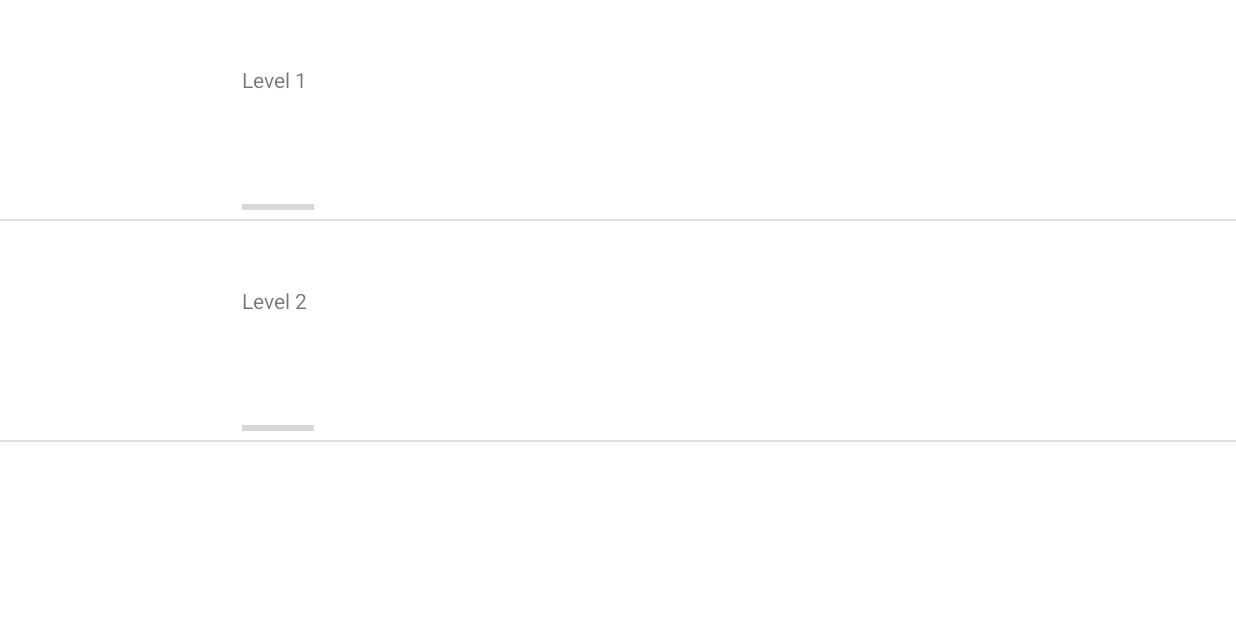
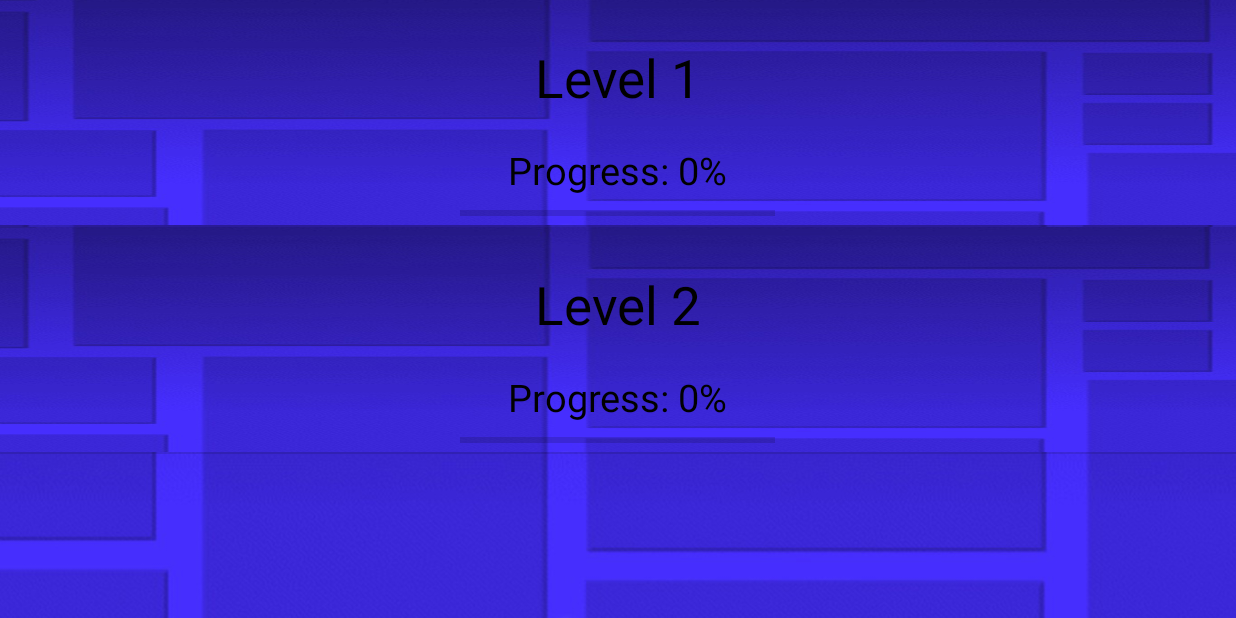
Before and after one commit to erik-mor/Geometry-Dash, an Android app: the SelectLevelActivity screen opened directly, with no data from a screen before it, on a phone screen of 824 x 412 dp (held sideways). Run offline under Robolectric (Android 15) with nearby library versions, the phone set to English and light mode, and no system bars; libraries missing offline, so code that uses them is left out: com.synnapps.carouselview.

Commit message:
Changing layouts, adding comments and refactoring

```diff
--- a/app/src/main/java/com/example/geometry_dash/LevelAdapter.java
+++ b/app/src/main/java/com/example/geometry_dash/LevelAdapter.java
@@ -34,26 +34,31 @@ public class LevelAdapter extends ArrayAdapter<String> {
     @Override
     public View getView(int position, @Nullable View convertView, @NonNull ViewGroup parent) {
         ViewHolder mViewHolder = new ViewHolder();
-
         if (convertView == null) {
             LayoutInflater mInflater = (LayoutInflater) mContext.getSystemService(Context.LAYOUT_INFLATER_SERVICE);
             convertView = mInflater.inflate(R.layout.level_info, parent, false);
+            mViewHolder.progressText = (TextView) convertView.findViewById(R.id.progressText);
             mViewHolder.levelName = (TextView) convertView.findViewById(R.id.levelName);
             mViewHolder.levelProgress = (ProgressBar) convertView.findViewById(R.id.levelProgress);
             convertView.setTag(mViewHolder);
         } else {
             mViewHolder = (ViewHolder) convertView.getTag();
         }
+
+        // get level progress from shared preferences
+        int savedProgress = sharedPreferences.getInt("level" + position + "-progress", 0);
         String placeholder = "Level " + (position + 1);
-        int savedProgress = sharedPreferences.getInt("level" + position + "-progress", 0);
-        System.out.println("Here");
+        String progressText = "Progress: " + savedProgress + "%";
         mViewHolder.levelName.setText(placeholder);
         mViewHolder.levelProgress.setProgress(savedProgress);
+        mViewHolder.progressText.setText(progressText);
 
         return convertView;
     }
 
+    // helper class for faster rendering
     static class ViewHolder{
+        TextView progressText;
         TextView levelName;
         ProgressBar levelProgress;
     }
--- a/app/src/main/java/com/example/geometry_dash/MainActivity.java
+++ b/app/src/main/java/com/example/geometry_dash/MainActivity.java
@@ -15,6 +15,8 @@ public class MainActivity extends AppCompatActivity {
     protected void onCreate(Bundle savedInstanceState) {
         super.onCreate(savedInstanceState);
         setContentView(R.layout.activity_main);
+
+        // full screen mode
         getWindow().setFlags(WindowManager.LayoutParams.FLAG_FULLSCREEN, WindowManager.LayoutParams.FLAG_FULLSCREEN);
 
         play = findViewById(R.id.play);
--- a/app/src/main/java/com/example/geometry_dash/SelectLevelActivity.java
+++ b/app/src/main/java/com/example/geometry_dash/SelectLevelActivity.java
@@ -19,18 +19,17 @@ import java.io.IOException;
 import java.io.InputStream;
 
 public class SelectLevelActivity extends AppCompatActivity {
+    SharedPreferences sharedPreferences;
     ListView levelList;
-
-//    String[] levels = {"Level 1", "Level 2"};
-    int[] progress;
     String[] levels;
-    SharedPreferences sharedPreferences;
     MediaPlayer playSound;
 
     @Override
     protected void onCreate(Bundle savedInstanceState) {
         super.onCreate(savedInstanceState);
         setContentView(R.layout.activity_select_level);
+
+        // full screen mode
         getWindow().setFlags(WindowManager.LayoutParams.FLAG_FULLSCREEN, WindowManager.LayoutParams.FLAG_FULLSCREEN);
 
         playSound = MediaPlayer.create(this, R.raw.play);
@@ -38,6 +37,7 @@ public class SelectLevelActivity extends AppCompatActivity {
         levelList = (ListView) findViewById(R.id.levelList);
         sharedPreferences = getSharedPreferences("appData", MODE_PRIVATE);
 
+        // get levels from assets
         AssetManager assetManager = getAssets();
         InputStream input;
         try {
@@ -46,17 +46,19 @@ public class SelectLevelActivity extends AppCompatActivity {
             byte[] buffer = new byte[size];
             input.read(buffer);
             input.close();
+
             // byte buffer into a string
             String txt = new String(buffer);
+
+            // each level is on new line
             levels = txt.split("\\n");
-            progress = new int[levels.length];
         } catch (IOException e) {
             e.printStackTrace();
         }
 
+        // initialize custom list adapter to display levels
         LevelAdapter adapter =  new LevelAdapter(SelectLevelActivity.this, levels.length);
         levelList.setAdapter(adapter);
-
         levelList.setOnItemClickListener((adapterView, view, i, l) -> {
             playSound.start();
             Intent intent = new Intent(getApplicationContext(), GameActivity.class);
@@ -69,6 +71,5 @@ public class SelectLevelActivity extends AppCompatActivity {
     @Override
     protected void onStart() {
         super.onStart();
-
     }
 }
--- a/app/src/main/res/layout/activity_main.xml
+++ b/app/src/main/res/layout/activity_main.xml
@@ -5,8 +5,6 @@
     android:layout_width="match_parent"
     android:layout_height="match_parent"
     tools:context=".MainActivity">
-
-    z
 
     <ImageView
         android:id="@+id/imageView"
--- a/app/src/main/res/layout/activity_select_level.xml
+++ b/app/src/main/res/layout/activity_select_level.xml
@@ -6,6 +6,18 @@
     android:layout_height="match_parent"
     tools:context=".SelectLevelActivity">
 
+    <ImageView
+        android:id="@+id/imageView"
+        android:layout_width="0dp"
+        android:layout_height="0dp"
+        android:scaleType="fitXY"
+        android:src="@drawable/level1"
+        app:layout_constraintBottom_toBottomOf="parent"
+        app:layout_constraintEnd_toEndOf="parent"
+        app:layout_constraintHorizontal_bias="0.0"
+        app:layout_constraintStart_toStartOf="parent"
+        app:layout_constraintTop_toTopOf="parent"
+        app:layout_constraintVertical_bias="0.0" />
 
     <ListView
         android:id="@+id/levelList"
--- a/app/src/main/res/layout/level_info.xml
+++ b/app/src/main/res/layout/level_info.xml
@@ -5,22 +5,55 @@
     android:layout_width="match_parent"
     android:layout_height="match_parent">
 
+    <ImageView
+        android:id="@+id/imageView"
+        android:layout_width="0dp"
+        android:layout_height="0dp"
+        android:scaleType="fitXY"
+        android:src="@drawable/level1"
+        app:layout_constraintBottom_toBottomOf="parent"
+        app:layout_constraintEnd_toEndOf="parent"
+        app:layout_constraintHorizontal_bias="0.0"
+        app:layout_constraintStart_toStartOf="parent"
+        app:layout_constraintTop_toTopOf="parent"
+        app:layout_constraintVertical_bias="0.0" />
+
     <TextView
         android:id="@+id/levelName"
         android:layout_width="wrap_content"
         android:layout_height="wrap_content"
-        android:layout_marginStart="161dp"
-        android:layout_marginTop="43dp"
+        android:layout_marginTop="28dp"
         android:text="TextView"
+        android:textColor="@color/black"
+        android:textSize="35sp"
+        app:layout_constraintEnd_toEndOf="parent"
+        app:layout_constraintStart_toStartOf="parent"
+        app:layout_constraintTop_toTopOf="parent" />
+
+    <TextView
+        android:id="@+id/progressText"
+        android:layout_width="wrap_content"
+        android:layout_height="wrap_content"
+        android:layout_marginTop="96dp"
+        android:text="TextView"
+        android:textColor="@color/black"
+        android:textSize="25sp"
+        app:layout_constraintEnd_toEndOf="parent"
         app:layout_constraintStart_toStartOf="parent"
         app:layout_constraintTop_toTopOf="parent" />
 
     <ProgressBar
         android:id="@+id/levelProgress"
         style="?android:attr/progressBarStyleHorizontal"
-        android:layout_width="wrap_content"
-        android:layout_height="wrap_content"
-        android:layout_marginTop="67dp"
-        app:layout_constraintStart_toStartOf="@+id/levelName"
-        app:layout_constraintTop_toBottomOf="@+id/levelName" />
+        android:layout_width="210dp"
+        android:layout_height="15dp"
+        android:layout_marginTop="4dp"
+        android:padding="0px"
+        android:paddingBottom="50dp"
+        app:layout_constraintEnd_toEndOf="parent"
+        app:layout_constraintHorizontal_bias="0.499"
+        app:layout_constraintStart_toStartOf="parent"
+        app:layout_constraintTop_toBottomOf="@+id/progressText" />
+
+
 </androidx.constraintlayout.widget.ConstraintLayout>
--- a/app/src/main/res/values/colors.xml
+++ b/app/src/main/res/values/colors.xml
@@ -7,4 +7,5 @@
     <color name="teal_700">#FF018786</color>
     <color name="black">#FF000000</color>
     <color name="white">#FFFFFFFF</color>
+    <color name="blue">#0335fc</color>
 </resources>
```
Also changed, not shown: app/src/main/java/com/example/geometry_dash/GameActivity.java (+6 -1 lines), app/src/main/java/com/example/geometry_dash/GameView.java (+39 -45 lines), app/src/main/java/com/example/geometry_dash/Obstacle.java (+5 -2 lines).
